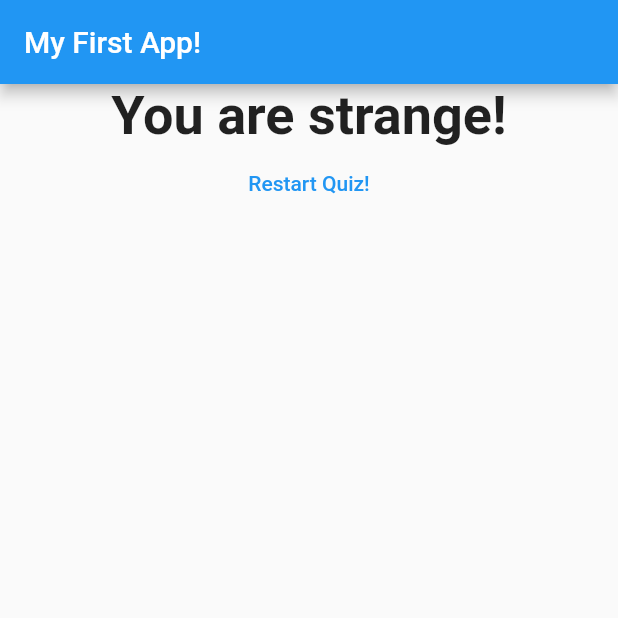
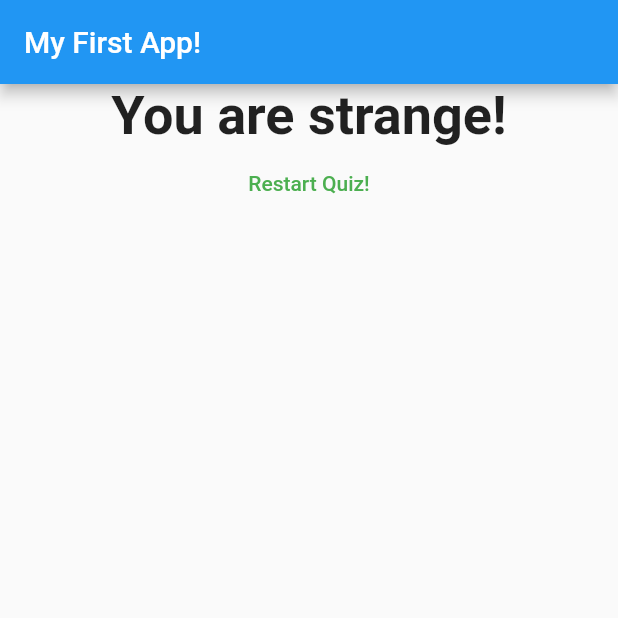
Before and after one commit to akhilvp07/flutter_quiz_app, a Flutter app: the screen it shows after launch, after a tap on "Red", after a tap on "Tiger", after a tap on "Pizza", on a phone screen of 412 x 824 dp, the top half of it. Run offline on Flutter 3.47's test engine with Material 2 defaults, Android fonts, the phone set to English and light mode, and no system bars.

Commit message:
Fixed deprecated buttons in old vscode
Fix: Replaced RaisedButton and FlatButton with ElevatedButton and
TextButton respectively.

```diff
--- a/lib/answer.dart
+++ b/lib/answer.dart
@@ -10,9 +10,8 @@ class Answer extends StatelessWidget {
   Widget build(BuildContext context) {
     return Container(
       width: double.infinity,
-      child: RaisedButton(
-        color: Colors.blue,
-        textColor: Colors.white,
+      child: ElevatedButton(
+        style: ElevatedButton.styleFrom(primary: Colors.blue),
         child: Text(answerText),
         onPressed: answerHandler,
       ),
--- a/lib/result.dart
+++ b/lib/result.dart
@@ -35,10 +35,10 @@ class Result extends StatelessWidget {
             ),
             textAlign: TextAlign.center,
           ),
-          FlatButton(
+          TextButton(
             onPressed: resetQuiz,
             child: Text('Restart Quiz!'),
-            textColor: Colors.blue,
+            style: TextButton.styleFrom(primary: Colors.green),
           ),
         ],
       ),
```
Also changed, not shown: pubspec.lock.
